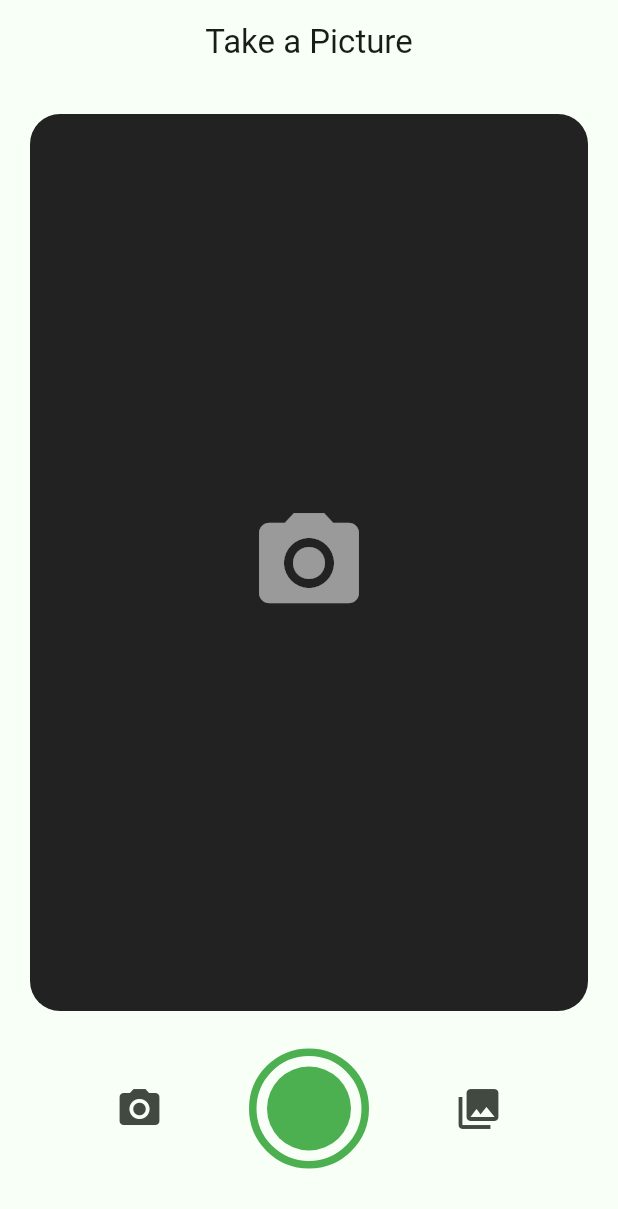
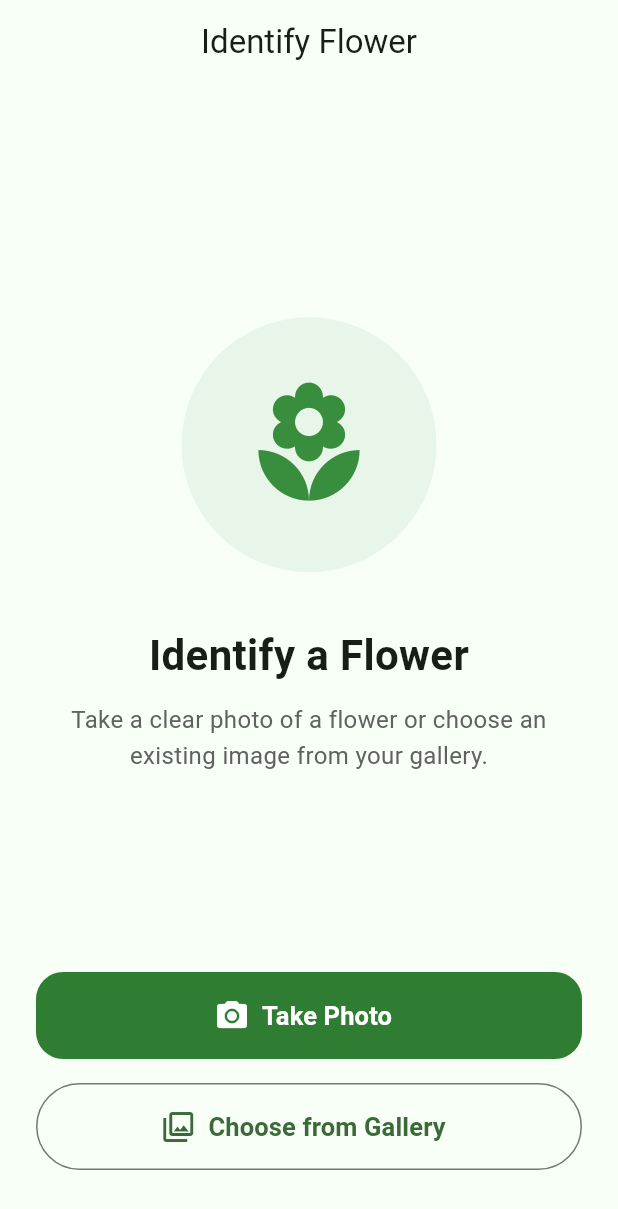
Before and after one commit to GeeteshVaity/FloraVision, a Flutter app: the CameraScreen screen opened by its route, on a phone screen of 412 x 824 dp. Shown: the top 1209 px of the screen. Run offline on Flutter 3.47's test engine with Material 3 defaults, Android fonts, the phone set to English and light mode, and no system bars; our stand-ins replace flutter_animate, go_router, image_picker; missing offline and left inert: flutter_litert.

Commit message:
feat: integrate LiteRT flower classification and complete image prediction flow

```diff
--- a/lib/features/camera/presentation/screens/camera_screen.dart
+++ b/lib/features/camera/presentation/screens/camera_screen.dart
@@ -26,7 +26,7 @@ class _CameraScreenState extends State<CameraScreen> {
       ScaffoldMessenger.of(context).showSnackBar(
         const SnackBar(
           content: Text(
-            "Camera is available only on Android and iOS.",
+            "Image selection is available only on Android and iOS.",
           ),
         ),
       );
@@ -42,6 +42,7 @@ class _CameraScreenState extends State<CameraScreen> {
     try {
       final XFile? pickedImage = await _picker.pickImage(
         source: source,
+        imageQuality: 90,
       );
 
       if (pickedImage == null || !mounted) {
@@ -59,7 +60,9 @@ class _CameraScreenState extends State<CameraScreen> {
 
       ScaffoldMessenger.of(context).showSnackBar(
         SnackBar(
-          content: Text("Failed to pick image.\n$e"),
+          content: Text(
+            "Failed to select image.\n$e",
+          ),
         ),
       );
     } finally {
@@ -75,72 +78,112 @@ class _CameraScreenState extends State<CameraScreen> {
   Widget build(BuildContext context) {
     return Scaffold(
       appBar: AppBar(
-        title: const Text("Take a Picture"),
+        title: const Text("Identify Flower"),
       ),
       body: SafeArea(
         child: Padding(
-          padding: const EdgeInsets.all(20),
+          padding: const EdgeInsets.all(24),
           child: Column(
+            crossAxisAlignment: CrossAxisAlignment.stretch,
             children: [
-              Expanded(
-                child: Container(
-                  width: double.infinity,
+              const Spacer(),
+
+              // Main illustration
+              Container(
+                width: 170,
+                height: 170,
                 decoration: BoxDecoration(
-                    color: Colors.black87,
-                    borderRadius: BorderRadius.circular(20),
+                  color: Colors.green.shade50,
+                  shape: BoxShape.circle,
                 ),
-                  child: const Center(
                 child: Icon(
+                  Icons.local_florist,
+                  size: 90,
+                  color: Colors.green.shade700,
+                ),
+              ),
+
+              const SizedBox(height: 35),
+
+              const Text(
+                "Identify a Flower",
+                textAlign: TextAlign.center,
+                style: TextStyle(
+                  fontSize: 28,
+                  fontWeight: FontWeight.bold,
+                ),
+              ),
+
+              const SizedBox(height: 12),
+
+              Text(
+                "Take a clear photo of a flower or choose an existing image from your gallery.",
+                textAlign: TextAlign.center,
+                style: TextStyle(
+                  fontSize: 16,
+                  height: 1.5,
+                  color: Colors.grey.shade700,
+                ),
+              ),
+
+              const Spacer(),
+
+              // Take photo
+              SizedBox(
+                height: 58,
+                child: ElevatedButton.icon(
+                  onPressed: _isPickingImage
+                      ? null
+                      : () => _pickImage(
+                            ImageSource.camera,
+                          ),
+                  icon: const Icon(
                     Icons.camera_alt,
-                      color: Colors.white54,
-                      size: 80,
+                    size: 24,
+                  ),
+                  label: const Text(
+                    "Take Photo",
+                    style: TextStyle(
+                      fontSize: 17,
+                      fontWeight: FontWeight.w600,
                     ),
                   ),
                 ),
               ),
-              const SizedBox(height: 25),
-              Row(
-                mainAxisAlignment: MainAxisAlignment.spaceEvenly,
-                children: [
-                  IconButton(
-                    iconSize: 32,
+
+              const SizedBox(height: 16),
+
+              // Gallery
+              SizedBox(
+                height: 58,
+                child: OutlinedButton.icon(
                   onPressed: _isPickingImage
                       ? null
-                        : () => _pickImage(ImageSource.camera),
-                    icon: const Icon(Icons.camera_alt),
+                      : () => _pickImage(
+                            ImageSource.gallery,
                           ),
-                  GestureDetector(
-                    onTap: _isPickingImage
-                        ? null
-                        : () => _pickImage(ImageSource.camera),
-                    child: Container(
-                      width: 80,
-                      height: 80,
-                      decoration: BoxDecoration(
-                        shape: BoxShape.circle,
-                        border: Border.all(
-                          width: 5,
-                          color: Colors.green,
+                  icon: const Icon(
+                    Icons.photo_library_outlined,
+                    size: 24,
                   ),
-                      ),
-                      child: const Center(
-                        child: CircleAvatar(
-                          radius: 28,
-                          backgroundColor: Colors.green,
+                  label: const Text(
+                    "Choose from Gallery",
+                    style: TextStyle(
+                      fontSize: 17,
+                      fontWeight: FontWeight.w600,
                     ),
                   ),
                 ),
               ),
-                  IconButton(
-                    iconSize: 32,
-                    onPressed: _isPickingImage
-                        ? null
-                        : () => _pickImage(ImageSource.gallery),
-                    icon: const Icon(Icons.photo_library),
+
+              if (_isPickingImage) ...[
+                const SizedBox(height: 24),
+                const Center(
+                  child: CircularProgressIndicator(),
                 ),
               ],
-              ),
-              const SizedBox(height: 25),
+
+              const SizedBox(height: 20),
             ],
           ),
         ),
--- a/lib/features/loading/presentation/screens/loading_screen.dart
+++ b/lib/features/loading/presentation/screens/loading_screen.dart
@@ -34,7 +34,10 @@ class _LoadingScreenState extends State<LoadingScreen> {
 
       context.go(
         "/result",
-        extra: prediction,
+        extra: {
+          "prediction": prediction,
+          "imageFile": widget.imageFile,
+        },
       );
     } catch (e) {
       debugPrint("Classification Error: $e");
--- a/lib/features/preview/presentation/screens/preview_screen.dart
+++ b/lib/features/preview/presentation/screens/preview_screen.dart
@@ -58,7 +58,7 @@ class PreviewScreen extends StatelessWidget {
                     child: ElevatedButton(
                       onPressed: () {
                         context.push(
-                          "/debug",
+                          "/loading",
                           extra: imageFile,
                         );
                       },
```
Also changed, not shown: lib/core/router/app_router.dart (+15 -14 lines), lib/features/result/presentation/screens/result_screen.dart (+40 -75 lines). Lines whose indentation alone changed are shown as unchanged.
